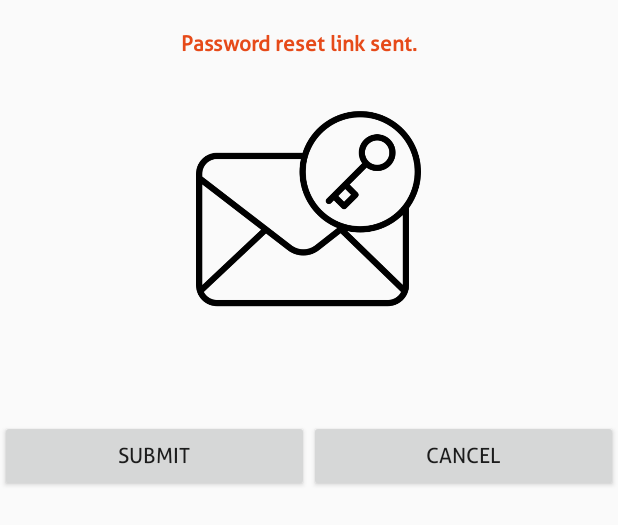
After one commit to PETERMWANGI98/Recip, an Android app: the layout mail_dialog_fragment.xml on its own in the app's theme, with its tools: preview values and no code run, on a phone screen of 412 x 824 dp. The commit adds this screen. Shown: the top 525 px of the screen. Run offline under Robolectric (Android 15) with nearby library versions, the phone set to English and light mode, and no system bars.

Commit message:
Add Mail dialog fragment

```diff
--- a/app/src/main/java/com/recip/realm/models/Recipe.java
+++ b/app/src/main/java/com/recip/realm/models/Recipe.java
@@ -10,12 +10,6 @@ public class Recipe extends RealmObject {
     private int readyInMinutes;
     private String dishType;
 
-    public Recipe(int id, String title, int readyInMinutes, String dishType) {
-        this.id = id;
-        this.title = title;
-        this.readyInMinutes = readyInMinutes;
-        this.dishType = dishType;
-    }
 
     public int getId() {
         return id;
--- a/app/src/main/java/com/recip/ui/fragments/home/HomeFragmentViewModel.java
+++ b/app/src/main/java/com/recip/ui/fragments/home/HomeFragmentViewModel.java
@@ -13,6 +13,8 @@ import com.recip.network.RecipeApi;
 
 import java.util.ArrayList;
 
+import io.realm.Realm;
+import io.realm.RealmConfiguration;
 import retrofit2.Call;
 import retrofit2.Callback;
 import retrofit2.Response;
@@ -69,7 +71,6 @@ public class HomeFragmentViewModel extends ViewModel {
     }
 
 
-
     private void populateList() {
         Menu menuOne = new Menu("https://ak9.picdn.net/shutterstock/videos/720259/thumb/1.jpg", "Salad");
         Menu menuTwo = new Menu("https://wallpaperaccess.com/full/138469.jpg", "Dinner");
--- /dev/null
+++ b/app/src/main/res/layout/mail_dialog_fragment.xml
@@ -0,0 +1,53 @@
+<?xml version="1.0" encoding="utf-8"?>
+<LinearLayout xmlns:android="http://schemas.android.com/apk/res/android"
+    xmlns:app="http://schemas.android.com/apk/res-auto"
+    android:layout_width="match_parent"
+    android:layout_height="match_parent"
+    android:weightSum="1"
+        android:orientation="vertical"
+    android:id="@+id/baseLayout">
+
+    <TextView
+        android:text="       Password reset link sent.           "
+        android:layout_width="match_parent"
+        android:layout_height="wrap_content"
+        android:id="@+id/MoodLabel"
+        android:textColor="@color/colorPrimaryDark"
+        android:typeface="monospace"
+        android:textStyle="normal|bold"
+        android:layout_marginTop="10dp"
+        android:textAlignment="center"
+        android:padding="10dp" />
+    <ImageView
+        android:layout_width="150dp"
+        android:src="@drawable/email"
+        android:layout_margin="16dp"
+        android:layout_gravity="center"
+        android:layout_height="150dp"/>
+
+    <LinearLayout
+        android:orientation="horizontal"
+        android:layout_width="match_parent"
+        android:layout_height="match_parent"
+        android:layout_marginTop="50dp">
+            <LinearLayout
+                android:layout_width="match_parent"
+                android:layout_height="wrap_content">
+                <Button
+                    android:text="Submit"
+                    android:layout_width="match_parent"
+                    android:layout_height="wrap_content"
+                    android:id="@+id/submitButton"
+                    android:layout_weight="1" />
+
+                <Button
+                    android:text="cancel"
+                    android:layout_width="match_parent"
+                    android:layout_height="wrap_content"
+                    android:id="@+id/cancelButton"
+                    android:layout_weight="1" />
+            </LinearLayout>
+
+    </LinearLayout>
+
+</LinearLayout>
```
Also changed, not shown: app/src/main/java/com/recip/BaseApplication.java (+7 -0 lines), app/src/main/java/com/recip/ui/activities/ForgotPasswordActivity.java (+6 -4 lines), app/src/main/java/com/recip/ui/activities/signup/SignUpActivity.java (+35 -4 lines), app/src/main/java/com/recip/ui/fragments/MailDialogFragment.java (added, +22 -0 lines), app/src/main/res/layout/activity_launcher.xml (+13 -1 lines), app/src/main/res/drawable/email.png (added).
